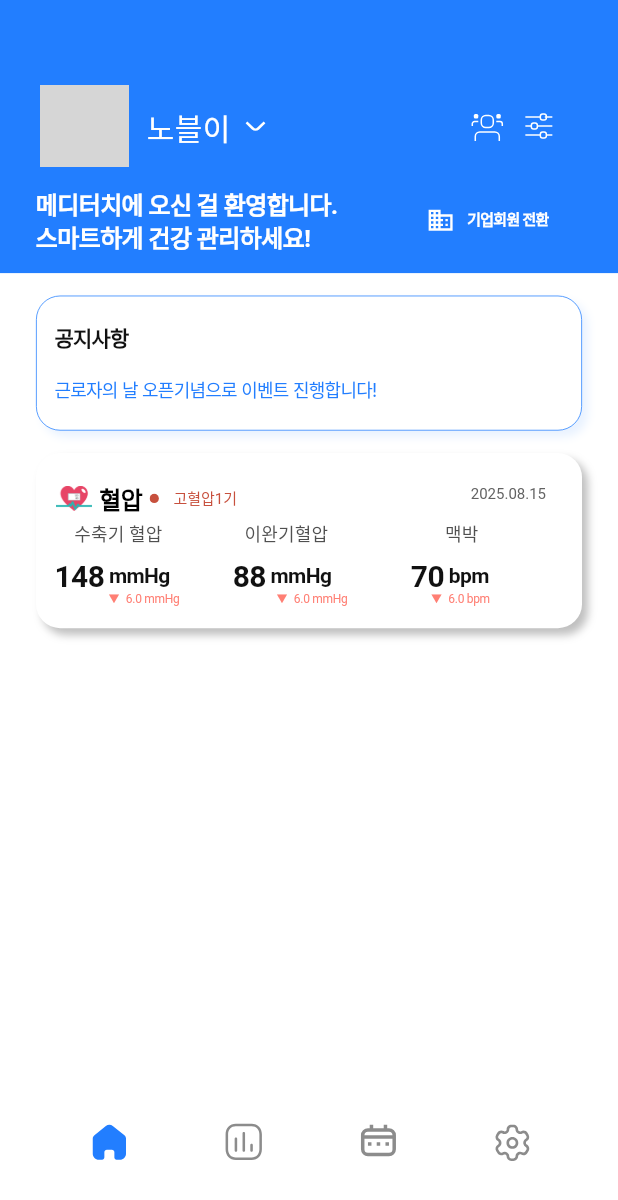
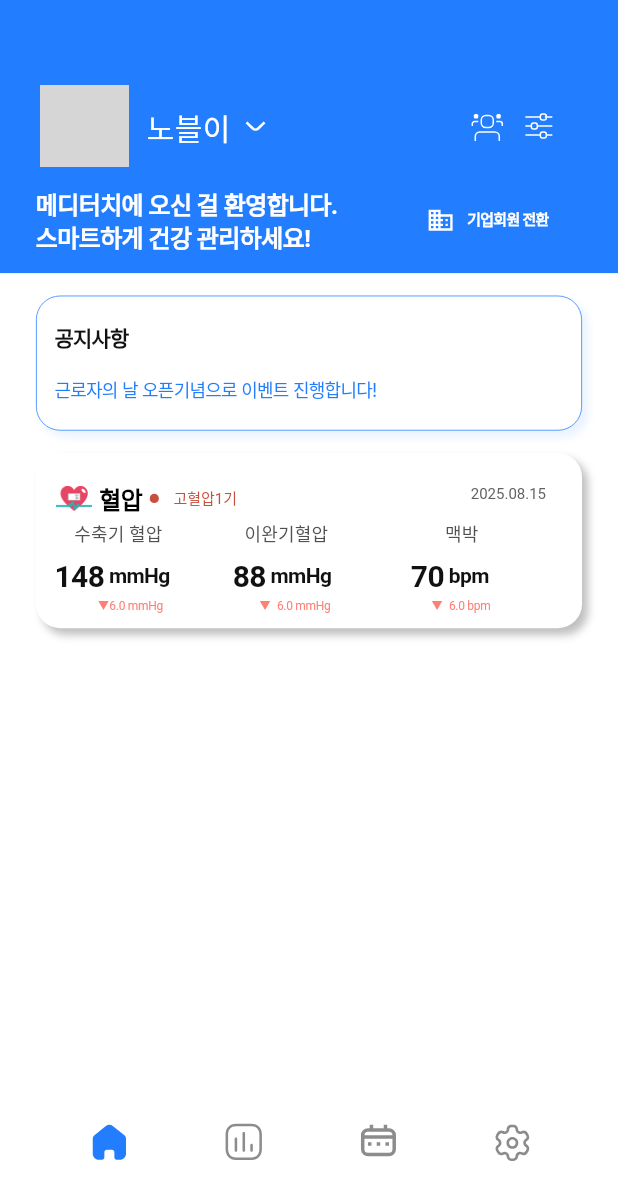
Before and after one commit to novellink-leedaeseung/novel_app, a Flutter app: the screen it shows after launch, on a phone screen of 412 x 824 dp. Shown: the top 1200 px of the screen. Run offline on Flutter 3.47's test engine with Material 3 defaults, Android fonts, the phone set to English and light mode, and no system bars; our stand-ins replace flutter_screenutil, flutter_svg, go_router, syncfusion_flutter_charts; missing offline and left inert: flutter_neat_and_clean_calendar; Roboto replaces fonts that are missing (Inter, Pretendard); project files that could hold a hidden picture were left out; grey boxes are pictures that could not be loaded.

Commit message:
[홈 페이지] 혈압 전에 측정한 현재 측정한 비교 아이콘 수정

```diff
--- a/lib/screen/home_screen.dart
+++ b/lib/screen/home_screen.dart
@@ -264,7 +264,7 @@ class _HomeScreenState extends State<HomeScreen> {
                                 ),
                               ),
                             ),
-                            // mmHg 혈압
+                            // bpm 맥박
                             Container(
                               margin: EdgeInsets.only(left: 32),
                               width: 79.w,
@@ -290,31 +290,46 @@ class _HomeScreenState extends State<HomeScreen> {
                         ),
                         // 전에 측정하고 최근에 측정한 값 비교
                         Container(
-                          width: 268,
-                          height: 8,
-                          child: Stack(
-                            children: [
-                              Positioned(
-                                left: 112,
-                                top: 0,
-                                child: Container(
-                                  width: 48,
+                          margin: EdgeInsets.only(left: 28, top: 5.5),
+                          width: 310,
                           height: 8,
                           child: Row(
+                            mainAxisAlignment: MainAxisAlignment.start,
+                            crossAxisAlignment: CrossAxisAlignment.start,
+                            children: [
+                              // 첫 번째 아이템 (왼쪽)
+                              Row(
                                 mainAxisSize: MainAxisSize.min,
-                                    mainAxisAlignment: MainAxisAlignment.start,
-                                    crossAxisAlignment:
-                                        CrossAxisAlignment.center,
-                                    spacing: 4,
                                 children: [
-                                      SvgPicture.asset(
-                                        "assets/icon/polygon.svg",
-                                      ),
-                                      Text(
+                                  SvgPicture.asset("assets/icon/polygon.svg"),
+                                  const Text(
                                     '6.0 mmHg',
                                     textAlign: TextAlign.right,
                                     style: TextStyle(
-                                          color: const Color(0xFFFF7F74),
+                                      color: Color(0xFFFF7F74),
+                                      fontSize: 8,
+                                      fontFamily: 'Pretendard',
+                                      fontWeight: FontWeight.w400,
+                                      height: 0.75,
+                                      letterSpacing: -0.20,
+                                    ),
+                                  ),
+                                ],
+                              ),
+
+                              // 두 번째 아이템 (중간)
+                              Container(
+                                margin: EdgeInsets.only(left: 64),
+                                child: Row(
+                                  mainAxisSize: MainAxisSize.min,
+                                  children: [
+                                    SvgPicture.asset("assets/icon/polygon.svg"),
+                                    const SizedBox(width: 4),
+                                    const Text(
+                                      '6.0 mmHg',
+                                      textAlign: TextAlign.right,
+                                      style: TextStyle(
+                                        color: Color(0xFFFF7F74),
                                         fontSize: 8,
                                         fontFamily: 'Pretendard',
                                         fontWeight: FontWeight.w400,
@@ -325,28 +340,21 @@ class _HomeScreenState extends State<HomeScreen> {
                                   ],
                                 ),
                               ),
-                              ),
-                              Positioned(
-                                left: 215,
-                                top: 0,
-                                child: Container(
-                                  width: 41,
-                                  height: 8,
+
+                              // 세 번째 아이템 (오른쪽)
+                              Container(
+                                margin: EdgeInsets.only(left: 67),
+
                                 child: Row(
                                   mainAxisSize: MainAxisSize.min,
-                                    mainAxisAlignment: MainAxisAlignment.start,
-                                    crossAxisAlignment:
-                                        CrossAxisAlignment.center,
-                                    spacing: 4,
                                   children: [
-                                      SvgPicture.asset(
-                                        "assets/icon/polygon.svg",
-                                      ),
-                                      Text(
+                                    SvgPicture.asset("assets/icon/polygon.svg"),
+                                    const SizedBox(width: 4),
+                                    const Text(
                                       '6.0 bpm',
                                       textAlign: TextAlign.right,
                                       style: TextStyle(
-                                          color: const Color(0xFFFF7F74),
+                                        color: Color(0xFFFF7F74),
                                         fontSize: 8,
                                         fontFamily: 'Pretendard',
                                         fontWeight: FontWeight.w400,
@@ -355,40 +363,6 @@ class _HomeScreenState extends State<HomeScreen> {
                                       ),
                                     ),
                                   ],
-                                  ),
-                                ),
-                              ),
-                              Positioned(
-                                left: 0,
-                                top: 0,
-                                child: Container(
-                                  width: 48,
-                                  height: 8,
-                                  child: Row(
-                                    mainAxisSize: MainAxisSize.min,
-                                    mainAxisAlignment: MainAxisAlignment.start,
-                                    crossAxisAlignment:
-                                        CrossAxisAlignment.center,
-                                    spacing: 4,
-                                    children: [
-                                      SvgPicture.asset(
-                                        "assets/icon/polygon.svg",
-                                      ),
-
-                                      Text(
-                                        '6.0 mmHg',
-                                        textAlign: TextAlign.right,
-                                        style: TextStyle(
-                                          color: const Color(0xFFFF7F74),
-                                          fontSize: 8,
-                                          fontFamily: 'Pretendard',
-                                          fontWeight: FontWeight.w400,
-                                          height: 0.75,
-                                          letterSpacing: -0.20,
-                                        ),
-                                      ),
-                                    ],
-                                  ),
                                 ),
                               ),
                             ],
```
Lines whose indentation alone changed are shown as unchanged.
